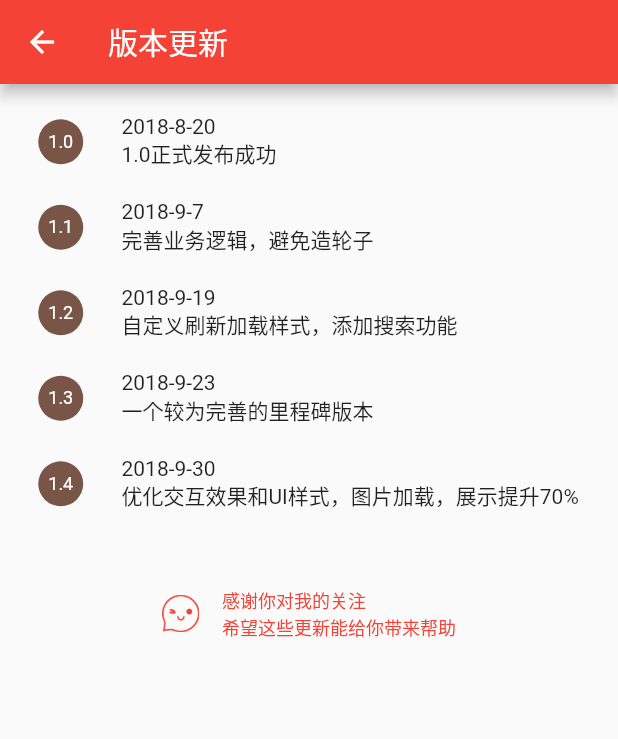
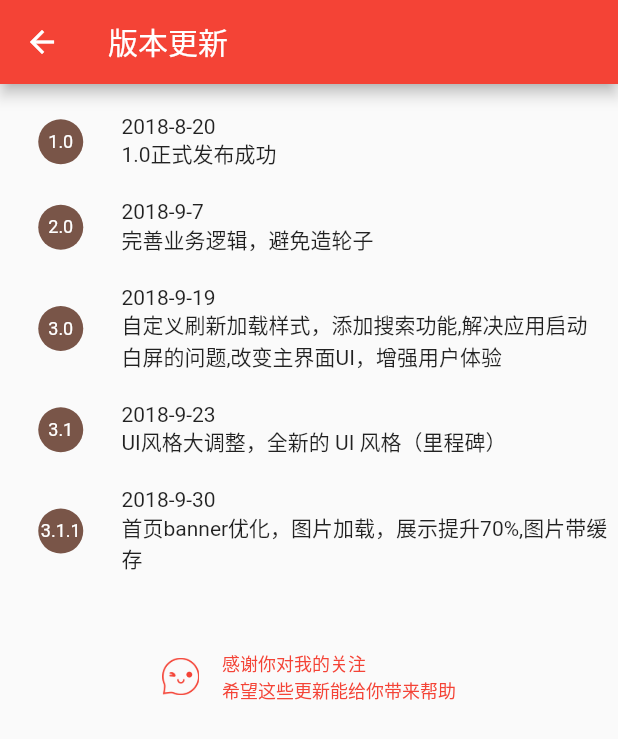
Before and after one commit to roditena/GankFlutter2, a Flutter app: the UpdatePage screen opened directly, on a phone screen of 412 x 824 dp. Shown: the top 739 px of the screen. Run offline on Flutter 3.47's test engine with Material 2 defaults, Android fonts, the phone set to English and light mode, and no system bars; our stand-ins replace cached_network_image, pull_to_refresh; missing offline and left inert: flutter_webview_plugin; network calls fail.

Commit message:
版本跟新提示

```diff
--- a/lib/pages/update/UpdatePage.dart
+++ b/lib/pages/update/UpdatePage.dart
@@ -130,20 +130,20 @@ final List<Page> _allPages = <Page>[
   new Page(
       versionCode: "1.0", versionName: "1.0正式发布成功", versionTime: "2018-8-20"),
   new Page(
-      versionCode: "1.1", versionName: "完善业务逻辑，避免造轮子", versionTime: "2018-9-7"),
+      versionCode: "2.0", versionName: "完善业务逻辑，避免造轮子", versionTime: "2018-9-7"),
   new Page(
-      versionCode: "1.2",
-      versionName: "自定义刷新加载样式，添加搜索功能",
+      versionCode: "3.0",
+      versionName: "自定义刷新加载样式，添加搜索功能,解决应用启动白屏的问题,改变主界面UI，增强用户体验",
       versionTime: "2018-9-19"),
   new Page(
-      versionCode: "1.3",
-      versionName: "一个较为完善的里程碑版本",
+      versionCode: "3.1",
+      versionName: "UI风格大调整，全新的 UI 风格（里程碑）",
       versionTime: "2018-9-23"),
   new Page(
-      versionCode: "1.4",
-      versionName: "优化交互效果和UI样式，图片加载，展示提升70%",
+      versionCode: "3.1.1",
+      versionName: "首页banner优化，图片加载，展示提升70%,图片带缓存",
       versionTime: "2018-9-30"),
-  new Page(versionCode: "1.n", versionName: "待定", versionTime: "待定"),
+  new Page(versionCode: "n.n", versionName: "待定", versionTime: "待定"),
 ];
 
 // The base class for the different types of items the List can contain
```
